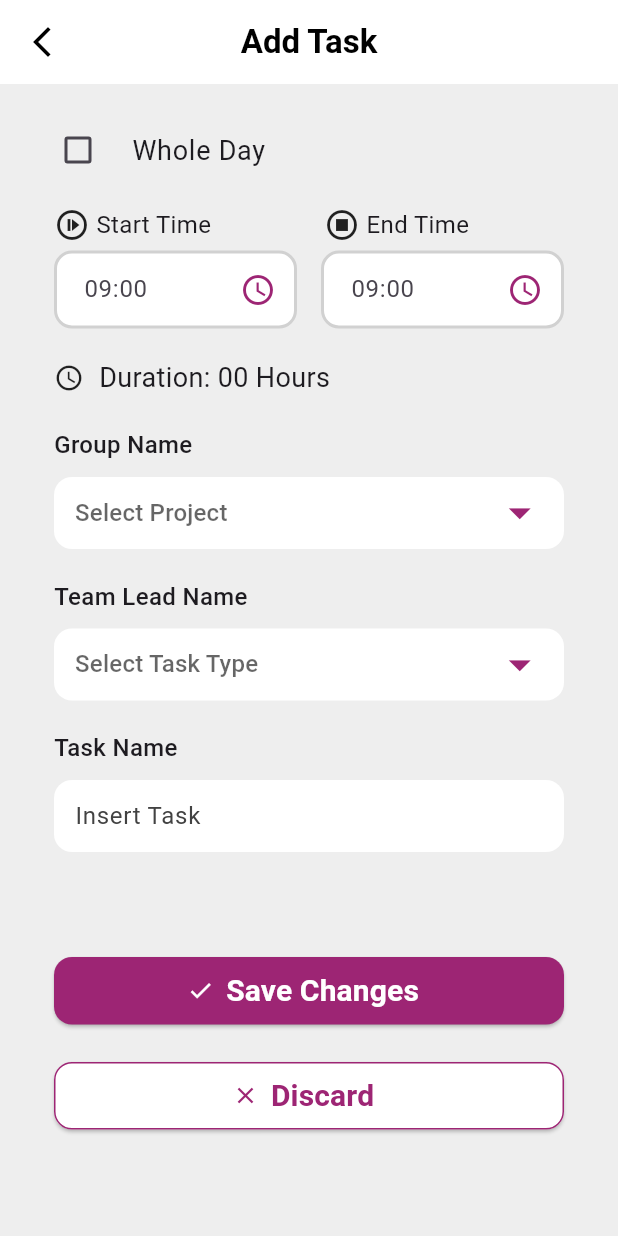
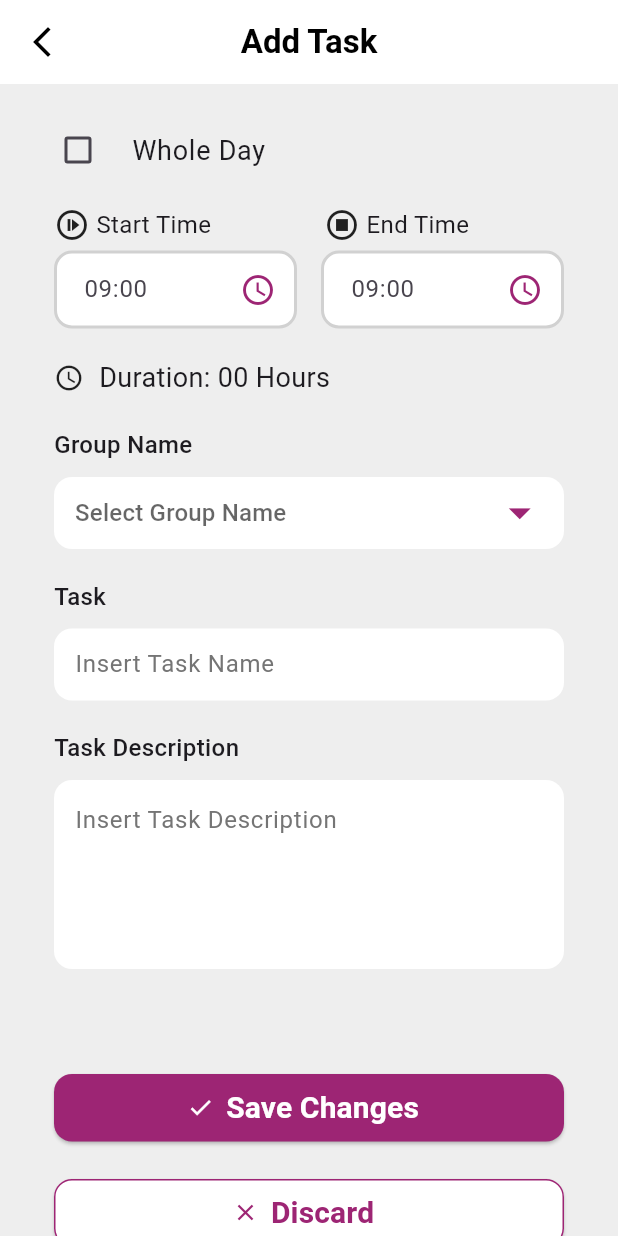
Before and after one commit to telphatech/TS_System_App, a Flutter app: the AddTaskMobileView screen opened directly, on a phone screen of 412 x 824 dp. Run offline on Flutter 3.47's test engine with Material 3 defaults, Android fonts, the phone set to English and light mode, and no system bars.

Commit message:
TM System

```diff
--- a/lib/main.dart
+++ b/lib/main.dart
@@ -1,10 +1,8 @@
 import 'package:flutter/material.dart';
-import 'package:ts_system/modules/employee/leave/presentation/views/leave_dashboard_mobile_view.dart';
-import 'package:ts_system/modules/employee/tasks/presentation/views/task_dashboard_mobile_view.dart';
 import 'package:ts_system/modules/splash/presentation/views/splash_screen_mobile_view.dart';
 
 void main() {
-  runApp(MyApp());
+  runApp(const MyApp());
 }
 
 class MyApp extends StatelessWidget {
@@ -19,10 +17,7 @@ class MyApp extends StatelessWidget {
         colorScheme: ColorScheme.fromSeed(seedColor: Colors.deepPurple),
         useMaterial3: true,
       ),
-      // home: const SplashScreenMobileView(),
-      // home: const ApplyLeaveMobileView(),
-      // home: const TaskDashboard(),
-      home: const LeaveDashboardMobileView(),
+      home: const SplashScreenMobileView(),
     );
   }
 }
--- a/lib/modules/employee/tasks/presentation/views/add_task_mobile_view.dart
+++ b/lib/modules/employee/tasks/presentation/views/add_task_mobile_view.dart
@@ -304,8 +304,8 @@ class _AddTaskMobileViewState extends State<AddTaskMobileView> {
                               fillColor: Colors.white,
                               contentPadding:
                                   const EdgeInsets.symmetric(horizontal: 10.0),
-                              hintText: 'Select Project',
-                              hintStyle: TextStyle(color: Colors.grey[800]),
+                              hintText: 'Select Group Name',
+                              hintStyle: TextStyle(color: Colors.grey[600]),
                               border: OutlineInputBorder(
                                 borderRadius: BorderRadius.circular(12.0),
                                 borderSide: BorderSide.none,
@@ -313,16 +313,16 @@ class _AddTaskMobileViewState extends State<AddTaskMobileView> {
                             ),
                             items: const [
                               DropdownMenuItem(
-                                value: 'Project 1',
-                                child: Text('Project 1'),
+                                value: 'Group 1',
+                                child: Text('Group 1'),
                               ),
                               DropdownMenuItem(
-                                value: 'Project 2',
-                                child: Text('Project 2'),
+                                value: 'Group 2',
+                                child: Text('Group 2'),
                               ),
                               DropdownMenuItem(
-                                value: 'Project 3',
-                                child: Text('Project 3'),
+                                value: 'Group 3',
+                                child: Text('Group 3'),
                               ),
                             ],
                             onChanged: (String? value) {
@@ -338,7 +338,7 @@ class _AddTaskMobileViewState extends State<AddTaskMobileView> {
                   const Padding(
                     padding: EdgeInsets.only(left: 20, top: 20),
                     child: Text(
-                      'Team Lead Name',
+                      'Task',
                       style:
                           TextStyle(fontSize: 16, fontWeight: FontWeight.w500),
                     ),
@@ -349,39 +349,22 @@ class _AddTaskMobileViewState extends State<AddTaskMobileView> {
                     child: Row(
                       children: [
                         Expanded(
-                          child: DropdownButtonFormField<String>(
-                            iconEnabledColor:
-                                const Color.fromARGB(255, 157, 37, 116),
-                            iconSize: 35,
+                          child: TextFormField(
                             decoration: InputDecoration(
                               filled: true,
                               fillColor: Colors.white,
                               contentPadding:
                                   const EdgeInsets.symmetric(horizontal: 10.0),
-                              hintText: 'Select Task Type',
-                              hintStyle: TextStyle(color: Colors.grey[800]),
+                              hintText: 'Insert Task Name',
+                              hintStyle: TextStyle(color: Colors.grey[600]),
                               border: OutlineInputBorder(
                                 borderRadius: BorderRadius.circular(12.0),
                                 borderSide: BorderSide.none,
                               ),
                             ),
-                            items: const [
-                              DropdownMenuItem(
-                                value: 'Task Type 1',
-                                child: Text('Task Type 1'),
-                              ),
-                              DropdownMenuItem(
-                                value: 'Task Type 2',
-                                child: Text('Task Type 2'),
-                              ),
-                              DropdownMenuItem(
-                                value: 'Task Type 3',
-                                child: Text('Task Type 3'),
-                              ),
-                            ],
-                            onChanged: (String? value) {
+                            onChanged: (value) {
                               setState(() {
-                                selectedTaskType = value ?? '';
+                                selectedTaskType = value;
                               });
                             },
                           ),
@@ -392,7 +375,7 @@ class _AddTaskMobileViewState extends State<AddTaskMobileView> {
                   const Padding(
                     padding: EdgeInsets.only(left: 20, top: 20),
                     child: Text(
-                      'Task Name',
+                      'Task Description',
                       style:
                           TextStyle(fontSize: 16, fontWeight: FontWeight.w500),
                     ),
@@ -405,13 +388,14 @@ class _AddTaskMobileViewState extends State<AddTaskMobileView> {
                         Expanded(
                           child: TextFormField(
                             style: const TextStyle(color: Colors.black),
+                            maxLines: 4,
                             decoration: InputDecoration(
                               filled: true,
                               fillColor: Colors.white,
                               contentPadding:
-                                  const EdgeInsets.symmetric(horizontal: 10.0),
-                              hintText: 'Insert Task',
-                              hintStyle: TextStyle(color: Colors.grey[800]),
+                                  const EdgeInsets.only(left: 10, top: 30),
+                              hintText: 'Insert Task Description',
+                              hintStyle: TextStyle(color: Colors.grey[600]),
                               border: OutlineInputBorder(
                                 borderRadius: BorderRadius.circular(12.0),
                                 borderSide: BorderSide.none,
```
